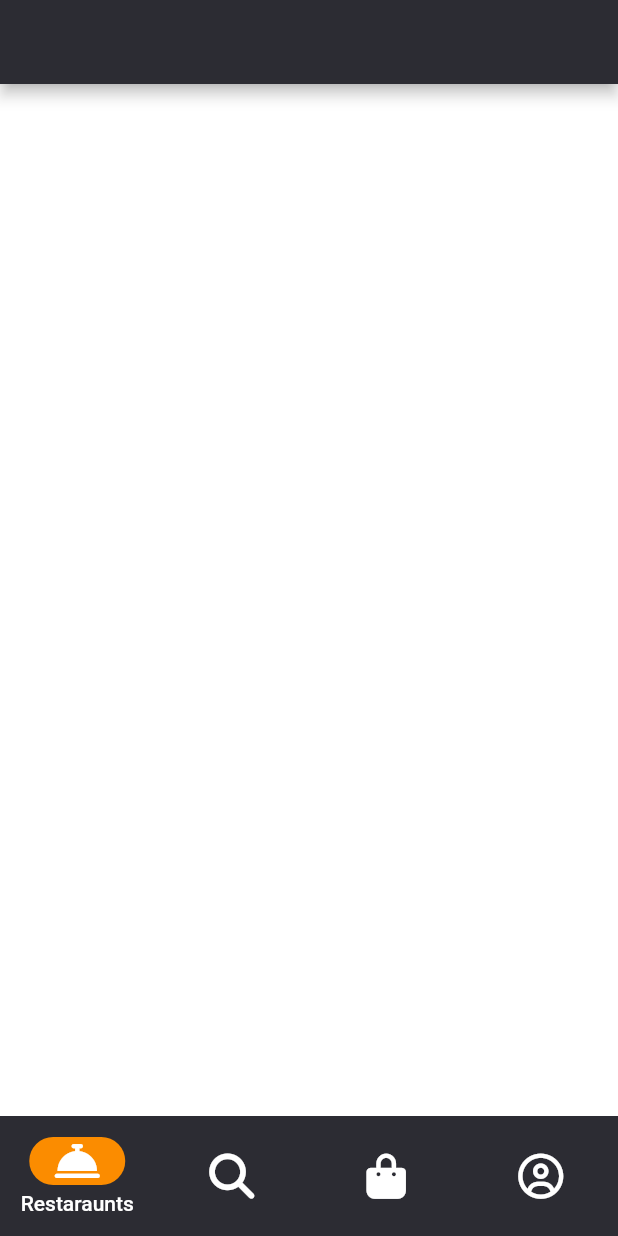
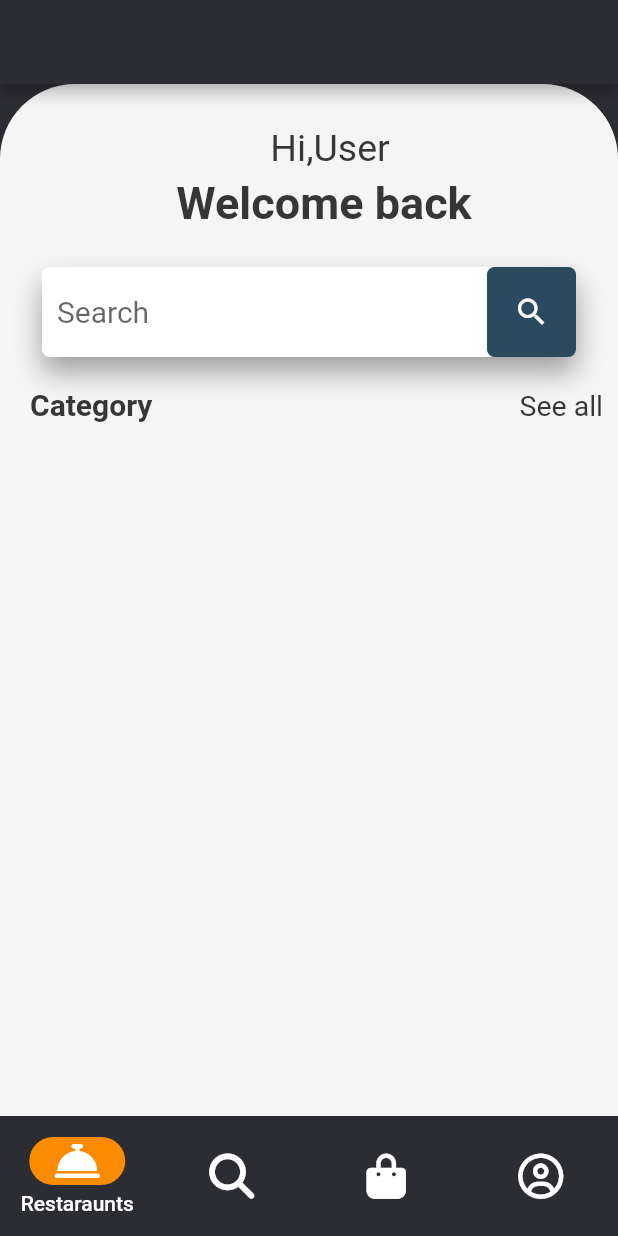
Before and after one commit to z0ld1ck/Food_app, a Flutter app: the screen it shows after launch, on a phone screen of 412 x 824 dp. Run offline on Flutter 3.47's test engine with Material 2 defaults, Android fonts, the phone set to English and light mode, and no system bars; our stand-ins replace cloud_firestore, datetime_picker_formfield_new, firebase_core, font_awesome_flutter; accounts and stored records are empty.

Commit message:
Initial commit

```diff
--- a/lib/Pages/HomePage.dart
+++ b/lib/Pages/HomePage.dart
@@ -10,11 +10,140 @@ class HomePage extends StatefulWidget {
 
 class _HomePageState extends State<HomePage> {
   @override
-  Widget build(BuildContext context) => Scaffold(
-        backgroundColor: Colors.white,
-        appBar: AppBar(
-          backgroundColor: const Color(0xFF2C2C33),
+  Widget build(BuildContext context) {
+    Size size = MediaQuery.of(context).size;
+
+
+
+    return Scaffold(
+      backgroundColor: const Color(0xFF2C2C33),
+      appBar: AppBar(
+        backgroundColor:const Color(0xFF2C2C33),
+      ),
+      body: Container(
+        decoration: BoxDecoration(
+          color: Colors.grey[100],
+          borderRadius: const BorderRadius.only(
+            topRight: Radius.circular(50),
+            topLeft: Radius.circular(50),
           ),
-
-      );
+        ),
+        child: Column(
+          mainAxisAlignment: MainAxisAlignment.start,
+          crossAxisAlignment: CrossAxisAlignment.center,
+          children: <Widget>[
+            Container(
+              margin: const EdgeInsets.only(top: 28, left: 28),
+              child: const Text(
+                'Hi,User',
+                style: TextStyle(
+                  fontSize: 25,
+                  color: Color(0xff363636),
+                ),
+              ),
+            ),
+            Container(
+              margin: const EdgeInsets.only(top: 5, left: 20),
+              child: const Text(
+                'Welcome back',
+                style: TextStyle(
+                  fontSize: 30,
+                  color: Color(0xff363636),
+                  fontWeight: FontWeight.bold,
+                  fontFamily: 'Roboto',
+                ),
+              ),
+            ),
+            Container(
+              margin: const EdgeInsets.only(top: 25, left: 28, right: 28),
+              decoration: BoxDecoration(
+                color: Colors.white,
+                borderRadius: BorderRadius.circular(5),
+                boxShadow: const [
+                  BoxShadow(
+                    color: Colors.grey,
+                    offset: Offset(0, 10),
+                    blurRadius: 15,
+                    spreadRadius: 0,
+                  ),
+                ],
+              ),
+              height: 60,
+              width: size.width,
+              child: Row(
+                children: [
+                  Expanded(
+                    flex: 5,
+                    child: Container(
+                      margin: const EdgeInsets.only(left: 10, right: 10),
+                      child: const TextField(
+                        maxLines: 1,
+                        autofocus: false,
+                        style: TextStyle(
+                          color: Color(0xff107163),
+                          fontSize: 20,
+                        ),
+                        decoration: InputDecoration(
+                          border: InputBorder.none, hintText: "Search",
+                        ),
+                      ),
+                    ),
+                  ),
+                  Expanded(
+                    flex: 1,
+                    child: Container(
+                      decoration: BoxDecoration(
+                        color: const Color(0xff2a4b5e),
+                        borderRadius: BorderRadius.circular(5),
+                      ),
+                      child: const Center(
+                        child: Icon(
+                          Icons.search_outlined,
+                          color: Colors.white,
+                        ),
+                      ),
+                    ),
+                  ),
+                ],
+              ),
+            ),
+            Container(
+              width: size.width,
+              margin: const EdgeInsets.only(top: 20, left: 20),
+              child: Stack(
+                fit: StackFit.loose,
+                children: [
+                  Container(
+                    child: const Text(
+                      'Category',
+                      style: TextStyle(
+                        color: Color(0xff363636),
+                        fontSize: 20,
+                        fontFamily: 'Roboto',
+                        fontWeight: FontWeight.w700,
+                      ),
+                    ),
+                  ),
+                  Container(
+                    margin: const EdgeInsets.only(right: 10, top: 1),
+                    child: const Align(
+                      alignment: Alignment.centerRight,
+                      child: Text(
+                        'See all',
+                        style: TextStyle(
+                          color: Color(0xff363636),
+                          fontSize: 19,
+                          fontFamily: 'Roboto',
+                        ),
+                      ),
+                    ),
+                  ),
+                ],
+              ),
+            ),
+          ],
+        ),
+      ),
+    );
+  }
 }
```
